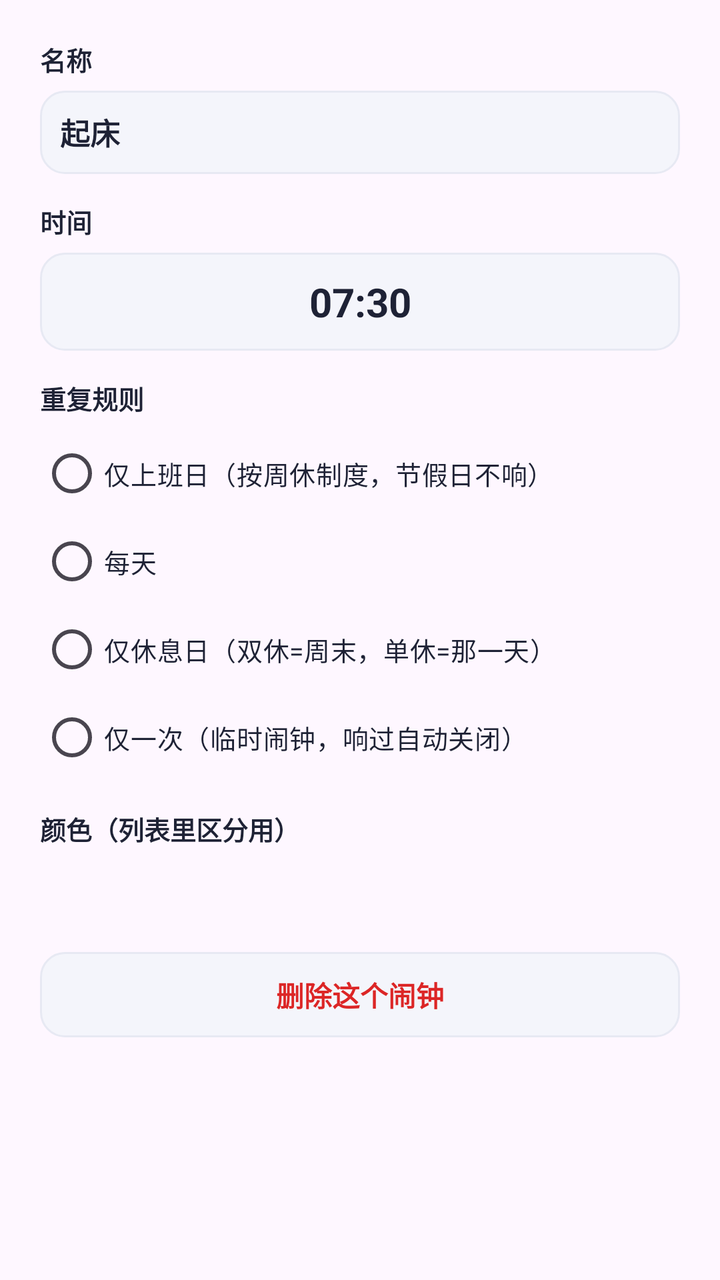
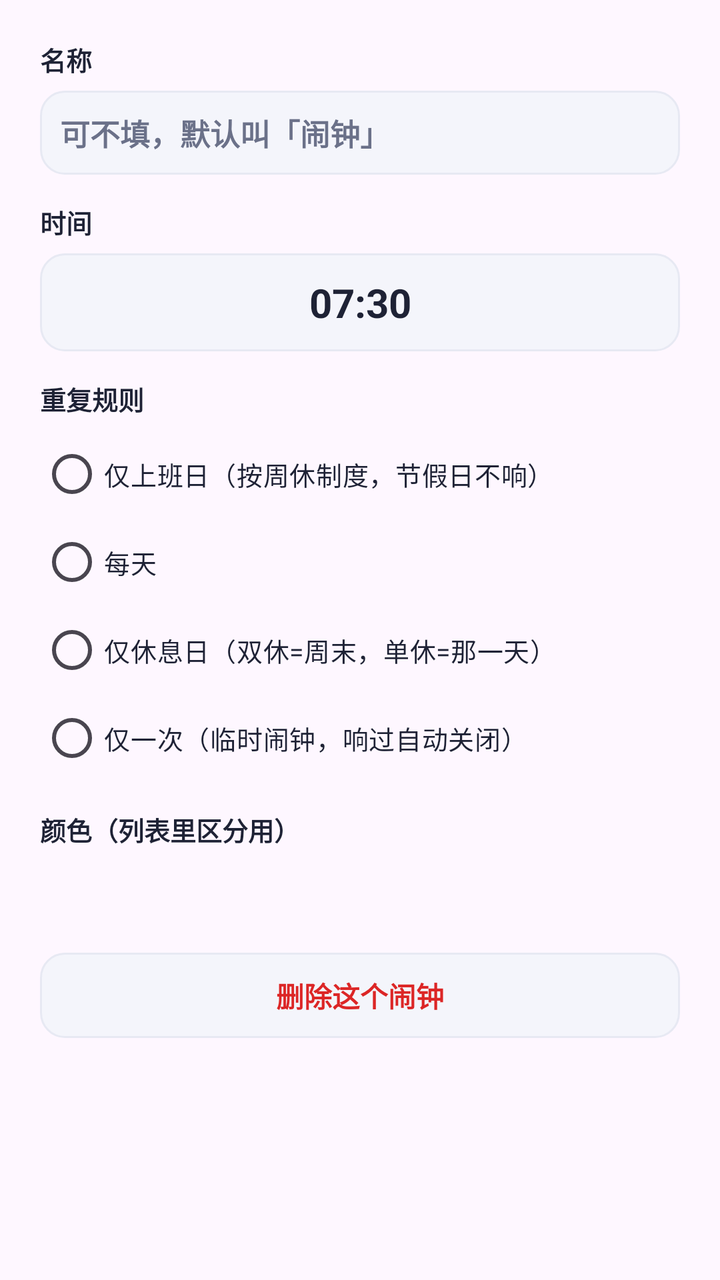

The first picture is an Android layout as it rendered before a commit; the second is the same layout after the commit. The layout source and the unified diff follow.
<!-- AndroidManifest.xml: application theme Theme.DaxiaoWeekAlarm -->
<!-- res/layout/dialog_alarm.xml -->
<?xml version="1.0" encoding="utf-8"?>
<ScrollView xmlns:android="http://schemas.android.com/apk/res/android"
    android:layout_width="match_parent"
    android:layout_height="wrap_content"
    android:fillViewport="true">

<LinearLayout
    android:layout_width="match_parent"
    android:layout_height="wrap_content"
    android:orientation="vertical"
    android:padding="20dp">

    <TextView
        style="@style/FieldLabel"
        android:layout_width="wrap_content"
        android:layout_height="wrap_content"
        android:text="名称" />

    <EditText
        android:id="@+id/et_alarm_label"
        android:layout_width="match_parent"
        android:layout_height="wrap_content"
        android:layout_marginTop="6dp"
        android:background="@drawable/bg_time_outline"
        android:importantForAutofill="no"
        android:inputType="text"
        android:maxLength="12"
        android:maxLines="1"
        android:padding="10dp"
        android:text="起床"
        android:textColor="@color/ink"
        android:textSize="15sp"
        android:textStyle="bold" />

    <TextView
        style="@style/FieldLabel"
        android:layout_width="wrap_content"
        android:layout_height="wrap_content"
        android:layout_marginTop="14dp"
        android:text="时间" />

    <TextView
        android:id="@+id/tv_alarm_pick_time"
        android:layout_width="match_parent"
        android:layout_height="wrap_content"
        android:layout_marginTop="6dp"
        android:background="@drawable/bg_time_outline"
        android:clickable="true"
        android:focusable="true"
        android:gravity="center"
        android:padding="11dp"
        android:text="07:30"
        android:textColor="@color/ink"
        android:textSize="20sp"
        android:textStyle="bold" />

    <TextView
        style="@style/FieldLabel"
        android:layout_width="wrap_content"
        android:layout_height="wrap_content"
        android:layout_marginTop="14dp"
        android:text="重复规则" />

    <RadioGroup
        android:id="@+id/rg_alarm_mode"
        android:layout_width="match_parent"
        android:layout_height="wrap_content"
        android:layout_marginTop="6dp"
        android:orientation="vertical">

        <RadioButton
            android:id="@+id/rb_mode_workday"
            style="@style/WeekRadio"
            android:layout_width="match_parent"
            android:layout_height="wrap_content"
            android:minHeight="44dp"
            android:text="仅上班日（按周休制度，节假日不响）" />

        <RadioButton
            android:id="@+id/rb_mode_daily"
            style="@style/WeekRadio"
            android:layout_width="match_parent"
            android:layout_height="wrap_content"
            android:minHeight="44dp"
            android:text="每天" />

        <RadioButton
            android:id="@+id/rb_mode_weekend"
            style="@style/WeekRadio"
            android:layout_width="match_parent"
            android:layout_height="wrap_content"
            android:minHeight="44dp"
            android:text="仅休息日（双休=周末，单休=那一天）" />

        <RadioButton
            android:id="@+id/rb_mode_once"
            style="@style/WeekRadio"
            android:layout_width="match_parent"
            android:layout_height="wrap_content"
            android:minHeight="44dp"
            android:text="仅一次（临时闹钟，响过自动关闭）" />
    </RadioGroup>

    
    <LinearLayout
        android:id="@+id/row_once_date"
        android:layout_width="match_parent"
        android:layout_height="wrap_content"
        android:layout_marginTop="10dp"
        android:background="@drawable/bg_time_outline"
        android:clickable="true"
        android:focusable="true"
        android:orientation="vertical"
        android:padding="11dp"
        android:visibility="gone">

        <TextView
            style="@style/FieldLabel"
            android:layout_width="wrap_content"
            android:layout_height="wrap_content"
            android:text="哪一天" />

        <TextView
            android:id="@+id/tv_once_date"
            android:layout_width="match_parent"
            android:layout_height="wrap_content"
            android:layout_marginTop="3dp"
            android:textColor="@color/indigo"
            android:textSize="16sp"
            android:textStyle="bold" />
    </LinearLayout>

    
    <TextView
        style="@style/FieldLabel"
        android:layout_width="wrap_content"
        android:layout_height="wrap_content"
        android:layout_marginTop="14dp"
        android:text="颜色（列表里区分用）" />

    <LinearLayout
        android:id="@+id/row_alarm_color"
        android:layout_width="match_parent"
        android:layout_height="wrap_content"
        android:layout_marginTop="8dp"
        android:orientation="horizontal">

        <View
            android:id="@+id/alarm_color_0"
            android:layout_width="30dp"
            android:layout_height="30dp"
            android:layout_marginEnd="16dp"
            android:contentDescription="默认颜色" />

        <View
            android:id="@+id/alarm_color_1"
            android:layout_width="30dp"
            android:layout_height="30dp"
            android:layout_marginEnd="16dp"
            android:contentDescription="橙色" />

        <View
            android:id="@+id/alarm_color_2"
            android:layout_width="30dp"
            android:layout_height="30dp"
            android:layout_marginEnd="16dp"
            android:contentDescription="绿色" />

        <View
            android:id="@+id/alarm_color_3"
            android:layout_width="30dp"
            android:layout_height="30dp"
            android:contentDescription="紫色" />
    </LinearLayout>

    <TextView
        android:id="@+id/btn_alarm_delete"
        android:layout_width="match_parent"
        android:layout_height="wrap_content"
        android:layout_marginTop="14dp"
        android:background="@drawable/bg_time_outline"
        android:clickable="true"
        android:focusable="true"
        android:gravity="center"
        android:padding="11dp"
        android:text="删除这个闹钟"
        android:textColor="@color/danger"
        android:textSize="14sp"
        android:textStyle="bold" />
</LinearLayout>

</ScrollView>
<!-- resources referenced by this layout -->
<resources>
  <color name="danger">#DC2626</color>
  <color name="indigo">#4F46E5</color>
  <color name="ink">#1E2235</color>
  <!-- drawable bg_time_outline (drawable) -->
  <?xml version="1.0" encoding="utf-8"?>
  <ripple xmlns:android="http://schemas.android.com/apk/res/android"
      android:color="#1F4F46E5">
      <item>
          <shape android:shape="rectangle">
              <solid android:color="@color/bg" />
              <corners android:radius="12dp" />
              <stroke android:width="1dp" android:color="@color/line" />
          </shape>
      </item>
  </ripple>
  <style name="FieldLabel">
          <item name="android:textColor">@color/ink</item>
          <item name="android:textSize">13sp</item>
          <item name="android:textStyle">bold</item>
      </style>
  <style name="WeekRadio">
          <item name="android:textSize">13sp</item>
          <item name="android:textColor">@color/ink</item>
          <item name="android:buttonTint">@color/indigo</item>
      </style>
  <style name="Theme.DaxiaoWeekAlarm" parent="Theme.Material3.DayNight.NoActionBar">
          <item name="colorPrimary">@color/indigo</item>
          <item name="colorPrimaryVariant">@color/indigo_dark</item>
          <item name="colorOnPrimary">@color/white</item>
          <item name="android:statusBarColor">@color/bg</item>
          <item name="android:windowLightStatusBar">true</item>
      </style>
  <color name="bg">#F4F5FB</color>
  <color name="line">#E7E9F3</color>
  <color name="indigo_dark">#4338CA</color>
  <color name="white">#FFFFFFFF</color>
</resources>

<!-- the commit's change to res/layout/dialog_alarm.xml (unified diff, before → after) -->
@@ -27,7 +27,8 @@
         android:maxLength="12"
         android:maxLines="1"
         android:padding="10dp"
-        android:text="起床"
+        android:hint="可不填，默认叫「闹钟」"
+        android:textColorHint="@color/sub"
         android:textColor="@color/ink"
         android:textSize="15sp"
         android:textStyle="bold" />
<!-- resource entries referenced after the edit -->
@@ -3,6 +3,7 @@
   <color name="danger">#DC2626</color>
   <color name="indigo">#4F46E5</color>
   <color name="ink">#1E2235</color>
+  <color name="sub">#6B7189</color>
   <!-- drawable bg_time_outline (drawable) -->
   <?xml version="1.0" encoding="utf-8"?>
   <ripple xmlns:android="http://schemas.android.com/apk/res/android"
